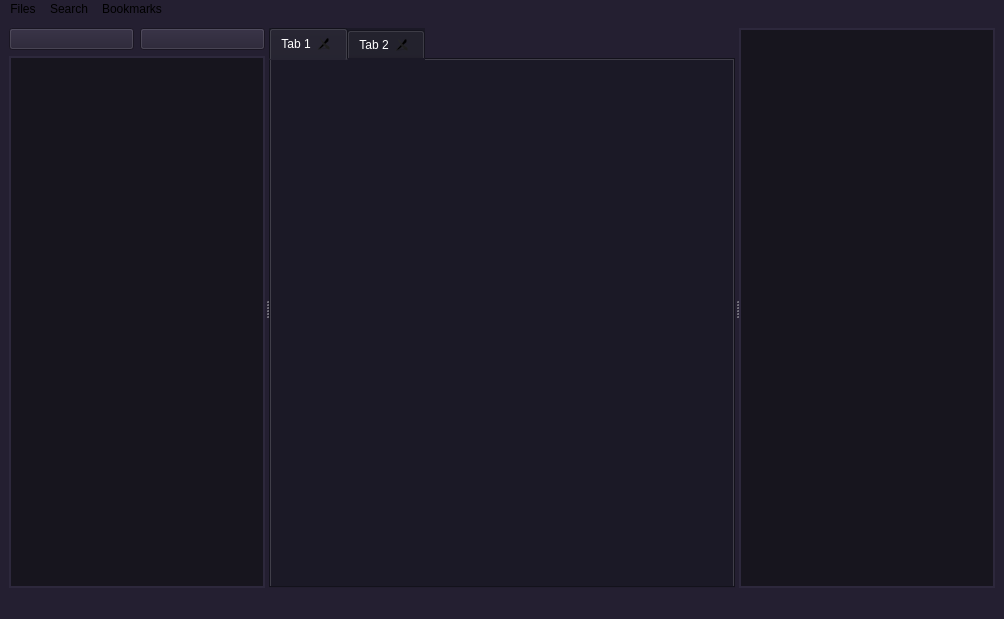
Old version of the form src/mainwindow.ui in the repository itRoy-pentest/smart_notes.
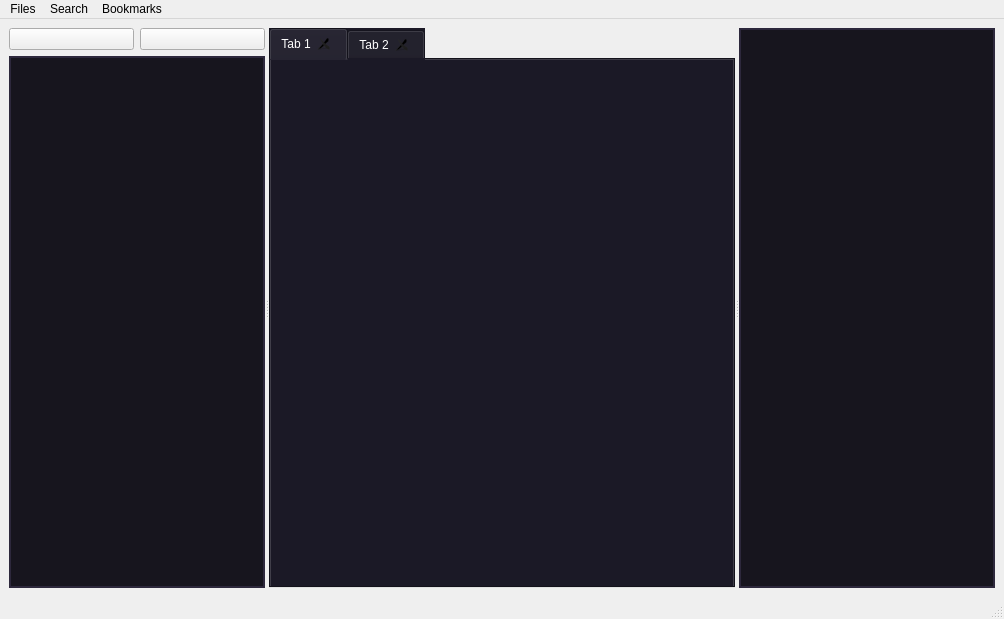
New version of the form. Icons and pictures are not drawn.

What changed in the file:
```diff
--- a/src/mainwindow.ui
+++ b/src/mainwindow.ui
@@ -20,16 +20,37 @@
    <string notr="true">QWidget
 {
 	background-color: rgb(36, 31, 49);
+	color: white;                        /* Цвет текста */
+}
+
+QTextEdit {
+    background-color: rgb(35, 35, 45);  /* Цвет фона для QTextEdit */
+    color: white;                        /* Цвет текста в QTextEdit */ */
+}
+
+QPushButton {
+    background-color: rgb(45, 40, 60);  /* Цвет фона для кнопок */
+    color: white;                        /* Цвет текста для кнопок */
+  
+}
+
+QListWidget {
+    background-color: rgb(30, 30, 40);  /* Цвет фона для списка */
+    color: white;                        /* Цвет текста для списка */
+
 }</string>
   </property>
   <widget class="QWidget" name="centralwidget">
+   <property name="styleSheet">
+    <string notr="true"/>
+   </property>
    <layout class="QVBoxLayout" name="verticalLayout_2">
     <item>
      <widget class="QSplitter" name="splitter">
       <property name="orientation">
        <enum>Qt::Horizontal</enum>
       </property>
-      <widget class="QWidget" name="">
+      <widget class="QWidget" name="layoutWidget">
        <layout class="QVBoxLayout" name="verticalLayout">
         <item>
          <layout class="QHBoxLayout" name="horizontalLayout">
```
Left out of the diff: 6 changed lines with no effect on the pictures.
